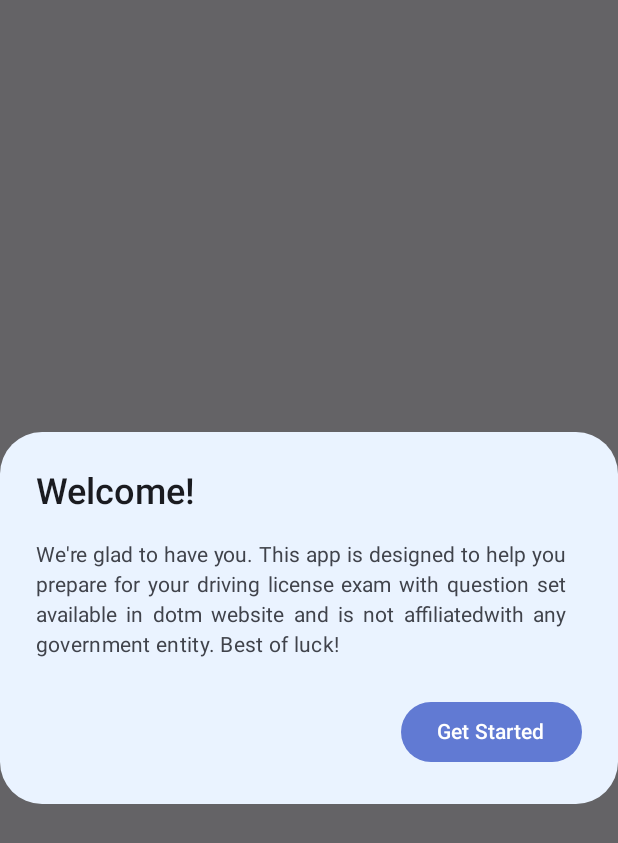
After one commit to harijoshi07/Driving-License-Exam-App, an Android app built with Jetpack Compose: the composable DisclaimerDialog shown on its own in the app's theme, on a phone screen of 412 x 824 dp. The commit adds this screen. Shown: the top 843 px of the screen. Run offline under Robolectric (Android 15) with nearby library versions, the phone set to English and light mode, and no system bars.

Commit message:
feat: add disclaimer dialog

```diff
--- /dev/null
+++ b/app/src/main/java/com/hari/drivinglicenseexamnepal_/ui/component/DisclaimerDialog.kt
@@ -0,0 +1,51 @@
+package com.hari.drivinglicenseexamnepal_.ui.component
+
+import androidx.compose.material3.AlertDialog
+import androidx.compose.material3.Button
+import androidx.compose.material3.ButtonDefaults
+import androidx.compose.material3.Text
+import androidx.compose.runtime.Composable
+import androidx.compose.ui.text.font.FontWeight
+import androidx.compose.ui.text.style.TextAlign
+import androidx.compose.ui.window.DialogProperties
+import com.hari.drivinglicenseexamnepal_.ui.theme.BlueBackgroundColor
+import com.hari.drivinglicenseexamnepal_.ui.theme.LightBackgroundColor
+
+@Composable
+fun DisclaimerDialog(
+    onDismiss: () -> Unit
+) {
+    AlertDialog(
+        onDismissRequest = { },
+        title = {
+            Text(
+                text = "Welcome!",
+                fontWeight = FontWeight.SemiBold
+            )
+        },
+        text = {
+            Text(
+                text = "We're glad to have you. " +
+                    "This app is designed to help you prepare for your driving license exam " +
+                    "with question set available in dotm website and is not affiliated" +
+                        "with any government entity. Best of luck! ",
+                textAlign = TextAlign.Justify
+            )
+        },
+        confirmButton = {
+            Button(
+                onClick = onDismiss,
+                colors = ButtonDefaults.buttonColors(
+                    containerColor = BlueBackgroundColor
+                )
+            ) {
+                Text("Get Started")
+            }
+        },
+        properties = DialogProperties(
+            dismissOnBackPress = false,  // Prevent back button dismiss
+            dismissOnClickOutside = false  // Prevent outside taps
+        ),
+        containerColor = LightBackgroundColor
+    )
+}
```
Also changed, not shown: app/src/main/java/com/hari/drivinglicenseexamnepal_/MainActivity.kt (+22 -1 lines), app/src/main/java/com/hari/drivinglicenseexamnepal_/ui/component/AppPreferences.kt (added, +22 -0 lines).
